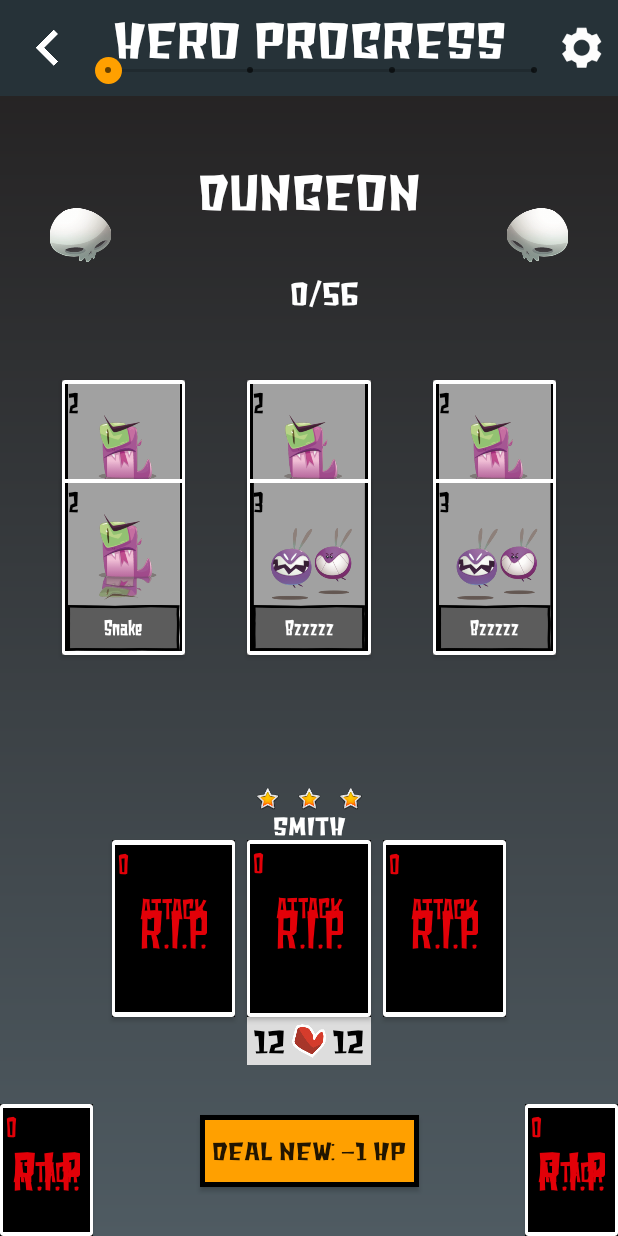
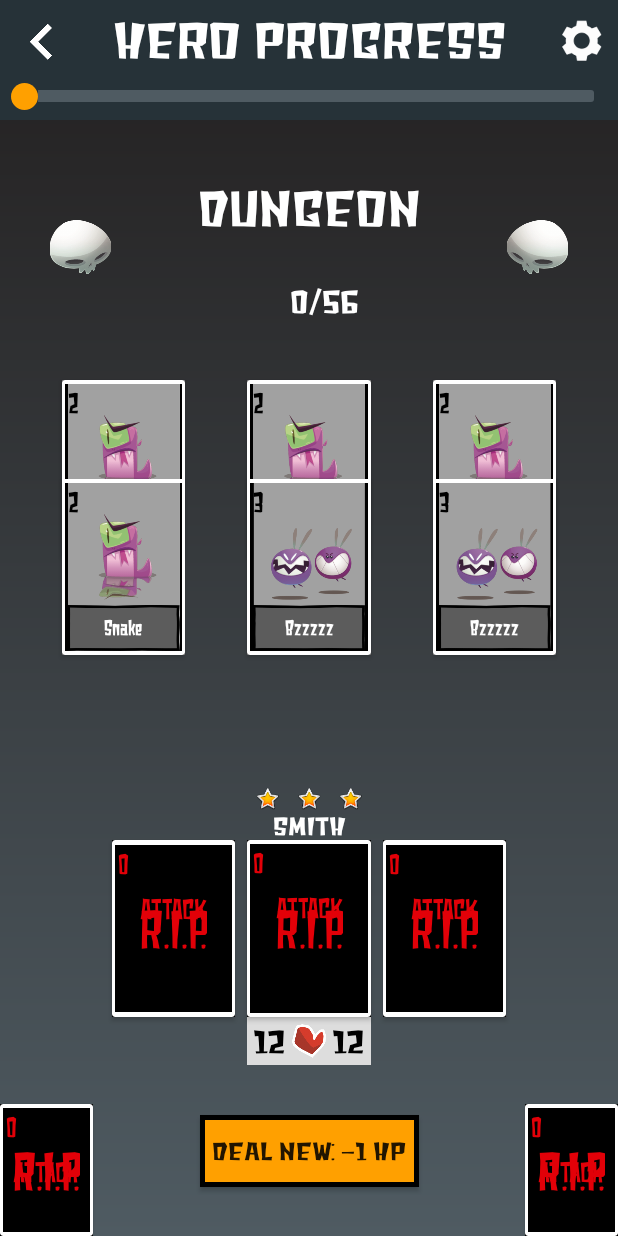
Before and after one commit to manamanah/miscreant, an Android app: the GameFragment screen opened through its navigation route, on a phone screen of 412 x 824 dp. Run offline under Robolectric (Android 15) with nearby library versions, the phone set to English and light mode, and no system bars; our stand-ins replace data binding; 5 statements that could not run were skipped.

Commit message:
feat: Rework seekbar in fragment_game
* Use custom seekbar to keep look, even if seekbar disabled

```diff
--- /dev/null
+++ b/app/src/main/res/drawable/custom_seekbar.xml
@@ -0,0 +1,38 @@
+<?xml version="1.0" encoding="utf-8"?>
+<!--
+  ~ Copyright (c) 2019. Birgit Schoenauer
+  ~
+  ~ Licensed under the Creative Commons Attribution-NonCommercial-NonDerivatives 4.0 International License.
+  ~ See file 'LICENSE.md' or https://creativecommons.org/licenses/by-nc-nd/4.0/ for full license details.
+
+  // adapted source: https://www.zoftino.com/android-seekbar-and-custom-seekbar-examples
+  -->
+<layer-list xmlns:android="http://schemas.android.com/apk/res/android">
+    <item android:id="@android:id/background"
+            android:gravity="center_vertical|fill_horizontal">
+        <shape android:shape="rectangle">
+            <corners android:radius="@dimen/seekbar_corners"/>
+            <size android:height="@dimen/progress_height" />
+            <solid android:color="@color/primaryLightColor" />
+        </shape>
+    </item>
+    <item android:id="@android:id/progress"
+            android:gravity="center_vertical|fill_horizontal">
+        <scale android:scaleWidth="100%">
+            <selector>
+                <item android:state_enabled="false"
+                        android:gravity="center_vertical|fill_horizontal"
+                        android:drawable="@color/progress">
+                </item>
+                <item>
+                    <shape android:shape="rectangle">
+                        <corners android:radius="@dimen/seekbar_corners"/>
+                        <size android:height="@dimen/progress_height" />
+                        <size android:width="@dimen/spacing_zero"/>
+                        <solid android:color="@color/progress" />
+                    </shape>
+                </item>
+            </selector>
+        </scale>
+    </item>
+</layer-list>
--- a/app/src/main/res/layout/fragment_game.xml
+++ b/app/src/main/res/layout/fragment_game.xml
@@ -42,35 +42,36 @@
                 android:id="@+id/back_button"
                 android:layout_width="wrap_content"
                 android:layout_height="wrap_content"
-                android:layout_margin="@dimen/spacing_normal"
+                android:layout_marginTop="@dimen/spacing_half"
+                android:layout_marginStart="@dimen/spacing_half"
                 android:background="@color/primaryColor"
                 android:contentDescription="@string/back_button_desc"
-                app:layout_constraintBottom_toBottomOf="@id/game_titlebar"
                 app:layout_constraintStart_toStartOf="parent"
                 app:layout_constraintTop_toTopOf="@id/game_titlebar"
                 app:srcCompat="@drawable/ic_chevron_left" />
 
         <SeekBar
                 android:id="@+id/seekbar_game_progress"
-                style="@style/Widget.AppCompat.SeekBar.Discrete"
+                style="@style/seekbar"
                 android:layout_width="@dimen/spacing_zero"
                 android:layout_height="wrap_content"
-                android:layout_marginBottom="@dimen/spacing_normal"
-                android:elevation="@dimen/elevation_min"
+                android:layout_marginBottom="@dimen/spacing_half"
                 android:max="@integer/game_decks_max"
-                android:thumb="@drawable/thumb"
+                android:progressDrawable="@drawable/custom_seekbar"
+                app:layout_constraintTop_toBottomOf="@id/back_button"
                 app:layout_constraintBottom_toBottomOf="@id/game_titlebar"
-                app:layout_constraintEnd_toStartOf="@id/settings_button"
-                app:layout_constraintStart_toEndOf="@id/back_button" />
+                app:layout_constraintEnd_toEndOf="parent"
+                app:layout_constraintStart_toStartOf="parent" />
 
         <ImageButton
                 android:id="@+id/settings_button"
                 android:layout_width="wrap_content"
                 android:layout_height="wrap_content"
-                android:layout_margin="@dimen/spacing_normal"
+                android:layout_marginTop="@dimen/spacing_normal"
+                android:layout_marginEnd="@dimen/spacing_normal"
                 android:background="@color/primaryColor"
                 android:contentDescription="@string/settings_button_desc"
-                app:layout_constraintBottom_toBottomOf="@id/game_titlebar"
+                app:layout_constraintBottom_toTopOf="@id/seekbar_game_progress"
                 app:layout_constraintEnd_toEndOf="parent"
                 app:layout_constraintTop_toTopOf="@id/game_titlebar"
                 app:srcCompat="@drawable/settings" />
--- a/app/src/main/res/values/colors.xml
+++ b/app/src/main/res/values/colors.xml
@@ -29,4 +29,7 @@
     <!--EFFECT-->
     <color name="aggressiveRed">#e20008</color>
     <color name="cardHighlight">#b9fdb601</color>
+
+    <!--VIEW ELEMENTS-->
+    <color name="progress">#ffa000</color>
 </resources>
--- a/app/src/main/res/values/dimens.xml
+++ b/app/src/main/res/values/dimens.xml
@@ -11,13 +11,15 @@
     <dimen name="divider_standard_height">4dp</dimen>
     <dimen name="thumb_size">18dp</dimen>
     <dimen name="card_border">4dp</dimen>
-    <dimen name="game_titlebar_height">64dp</dimen>
+    <dimen name="game_titlebar_height">80dp</dimen>
 
     <!--SWITCH-->
     <dimen name="switch_min_width">150dp</dimen>
 
     <!--SEEKBAR-->
     <dimen name="seekbar_min_width">140dp</dimen>
+    <dimen name="seekbar_corners">2dp</dimen>
+    <dimen name="progress_height">8dp</dimen>
 
     <!--BUTTON-->
     <dimen name="button_border">3dp</dimen>
--- a/app/src/main/res/values/integer.xml
+++ b/app/src/main/res/values/integer.xml
@@ -7,7 +7,7 @@
   -->
 
 <resources>
-    <integer name="seekbar_max">100</integer>
+    <integer name="seekbar_max">@integer/game_decks_max</integer>
     <integer name="edittext_ems_length">12</integer>
     <integer name="edittext_max_length">15</integer>
     <integer name="game_decks_max">3</integer>
--- a/app/src/main/res/values/styles.xml
+++ b/app/src/main/res/values/styles.xml
@@ -70,12 +70,8 @@
     </style>
 
     <style name="seekbar">
-        <item name="android:layout_width">wrap_content</item>
-        <item name="android:layout_height">wrap_content</item>
         <item name="android:padding">@dimen/spacing_normal</item>
-        <item name="android:elevation">@dimen/elevation_min</item>
         <item name="android:minWidth">@dimen/seekbar_min_width</item>
-        <item name="android:max">@integer/seekbar_max</item>
         <item name="android:thumb">@drawable/thumb</item>
     </style>
 
```
